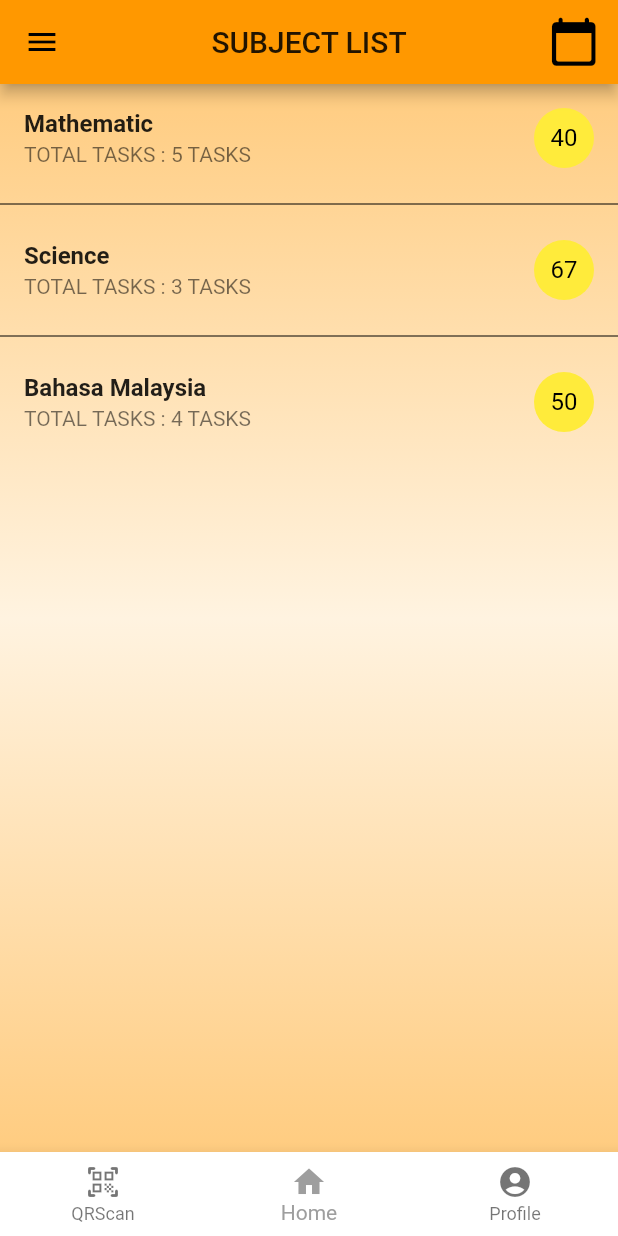
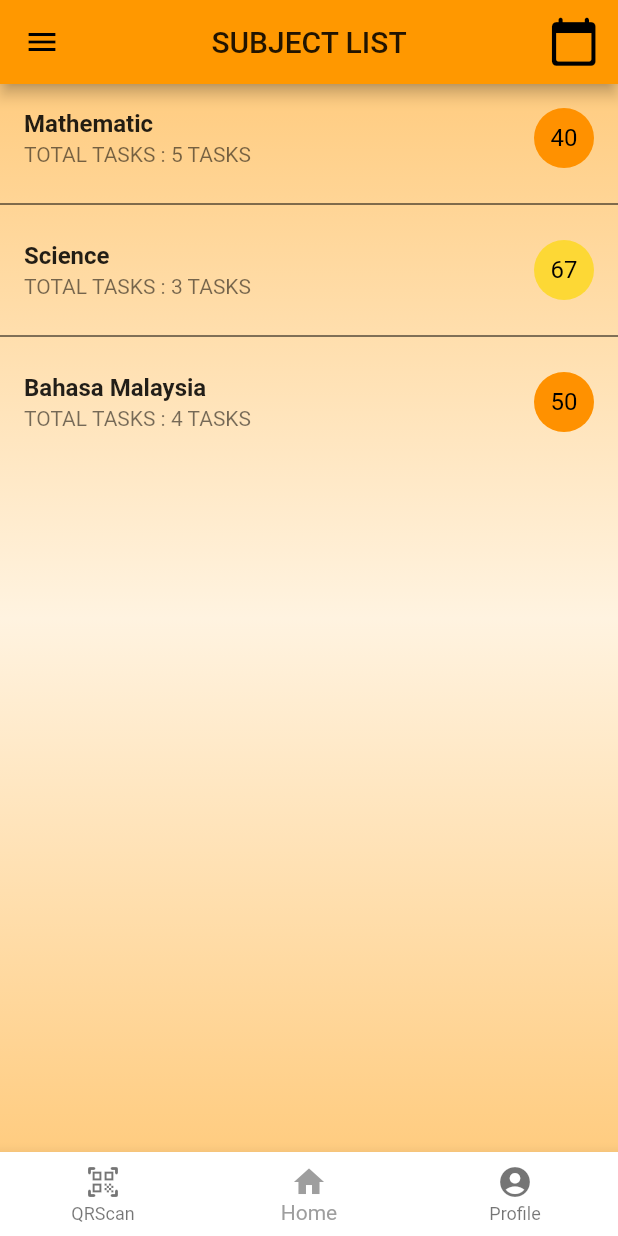
Before and after one commit to TomPY1234/Schoo-Lah_Frontend, a Flutter app: the StudentSubjectListScreen screen opened by its route, on a phone screen of 412 x 824 dp. Run offline on Flutter 3.47's test engine with Material 2 defaults, Android fonts, the light colour scheme and no system bars; our stand-ins replace get_it, splashscreen.

Commit message:
Add Some Colors on TileColor and Circle Avatar and Edit BottomNavigatorBar for Teacher

```diff
--- a/lib/studentScreens/subjectlist.dart
+++ b/lib/studentScreens/subjectlist.dart
@@ -94,7 +94,7 @@ class _StudentSubjectListState extends State<StudentSubjectListScreen> {
           itemCount: _todos.length,
           separatorBuilder: (context, index) => Divider(color: Colors.black),
           itemBuilder: (context, index) => ListTile(
-            tileColor: Colors.yellow[700],
+            tileColor: getTileColor(_todos[index].percent.toInt()),
             title: Text(_todos[index].title,
                 style: TextStyle(fontWeight: FontWeight.bold)),
             subtitle:
@@ -102,7 +102,7 @@ class _StudentSubjectListState extends State<StudentSubjectListScreen> {
             trailing: CircleAvatar(
               child: Text(_todos[index].percent.round().toString(),
                   style: TextStyle(color: Colors.black)),
-              backgroundColor: Colors.yellow,
+              backgroundColor: getCircleAvatarColor(_todos[index].percent.toInt()),
             ),
             onTap: () {
               _navigate(index);
@@ -168,3 +168,27 @@ class _StudentSubjectListState extends State<StudentSubjectListScreen> {
     );
   }
 }
+
+Color getCircleAvatarColor(int percent)
+{
+  if(percent >= 80)
+  { return Colors.lightGreenAccent; }
+  else if(percent >= 60 && percent <= 79)
+  { return Colors.yellow[600]; }
+  else if(percent >= 30 && percent <= 59)
+  { return Colors.orangeAccent[400]; }
+  else
+  { return Colors.red; }
+}
+
+Color getTileColor(int percent)
+{
+  if(percent >= 80)
+  { return Colors.green[200]; }
+  else if(percent >= 60 && percent <= 79)
+  { return Colors.yellow[300]; }
+  else if(percent >= 30 && percent <= 59)
+  { return Colors.orangeAccent[100]; }
+  else
+  { return Colors.red[200]; }
+}
--- a/lib/studentScreens/tasklist.dart
+++ b/lib/studentScreens/tasklist.dart
@@ -90,7 +90,9 @@ class _StudentTaskListState extends State<StudentTaskListScreen> {
           itemCount: widget._data.items.length,
           separatorBuilder: (context, index) => Divider(color: Colors.black),
           itemBuilder: (context, index) => ListTile(
-            tileColor: Colors.greenAccent[400],
+            tileColor: widget._data.items[index].completed
+                       ? Colors.greenAccent[400]
+                       : Colors.redAccent[400],
             title: Text(
               widget._data.items[index].title,
               style: widget._data.items[index].completed
--- a/lib/teacherScreens/addTask.dart
+++ b/lib/teacherScreens/addTask.dart
@@ -128,7 +128,7 @@ class _AddTaskState extends State<AddTaskScreen> {
         items: const <BottomNavigationBarItem>[
           BottomNavigationBarItem(
             icon: Icon(Icons.qr_code_scanner_rounded),
-            label: 'QRScan',
+            label: 'QRHISTORY',
           ),
           BottomNavigationBarItem(
             icon: Icon(Icons.home),
--- a/lib/teacherScreens/tasklistTeacher.dart
+++ b/lib/teacherScreens/tasklistTeacher.dart
@@ -136,7 +136,7 @@ class _TaskListScreenState extends State<TaskListScreen> {
         items: const <BottomNavigationBarItem>[
           BottomNavigationBarItem(
             icon: Icon(Icons.qr_code_scanner_rounded),
-            label: 'QRScan',
+            label: 'QRHISTORY',
           ),
           BottomNavigationBarItem(
             icon: Icon(Icons.home),
--- a/lib/teacherScreens/teacherhome.dart
+++ b/lib/teacherScreens/teacherhome.dart
@@ -113,7 +113,7 @@ class _TeacherHomePageState extends State<TeacherHomePageScreen> {
         items: const <BottomNavigationBarItem>[
           BottomNavigationBarItem(
             icon: Icon(Icons.qr_code_scanner_rounded),
-            label: 'QRScan',
+            label: 'QRHISTORY',
           ),
           BottomNavigationBarItem(
             icon: Icon(Icons.home),
--- a/lib/teacherScreens/teachersubjectlist.dart
+++ b/lib/teacherScreens/teachersubjectlist.dart
@@ -110,7 +110,7 @@ class _TeacherSubjectListState extends State<TeacherSubjectListScreen> {
         items: const <BottomNavigationBarItem>[
           BottomNavigationBarItem(
             icon: Icon(Icons.qr_code_scanner_rounded),
-            label: 'QRScan',
+            label: 'QRHISTORY',
           ),
           BottomNavigationBarItem(
             icon: Icon(Icons.home),
```
Also changed, not shown: lib/teacherScreens/teacherprofile.dart (+8 -0 lines), pubspec.lock.
